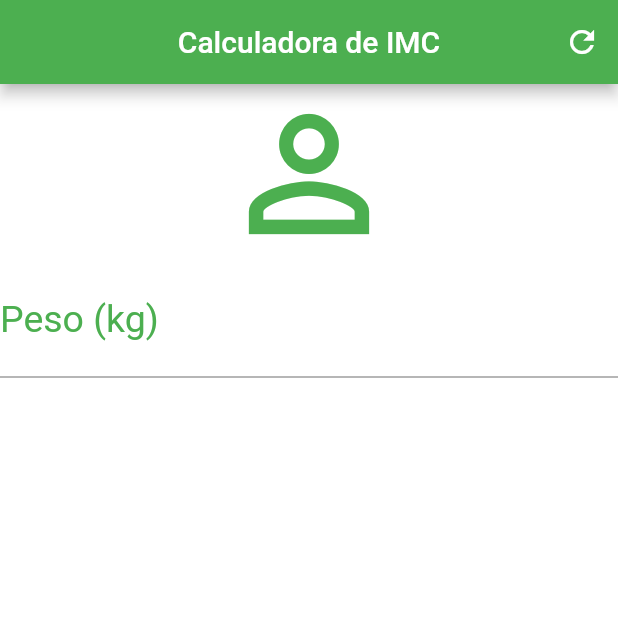
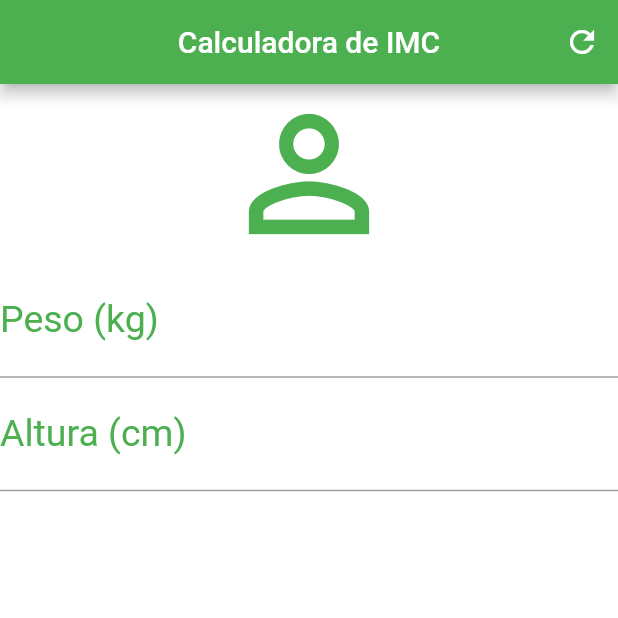
Before and after one commit to nielsonmuniz/calculo_imd, a Flutter app: the screen it shows after launch, on a phone screen of 412 x 824 dp, the top half of it. Run offline on Flutter 3.47's test engine with Material 2 defaults, Android fonts, the phone set to English and light mode, and no system bars.

Commit message:
projeto imc

```diff
--- a/lib/main.dart
+++ b/lib/main.dart
@@ -37,6 +37,14 @@ class _HomeState extends State<Home> {
             ),
           textAlign: TextAlign.center,
           style: TextStyle(color: Colors.green, fontSize: 25.0),
+          ),
+          TextField(keyboardType: TextInputType.number,
+            decoration: InputDecoration(
+              labelText: "Altura (cm)",
+              labelStyle: TextStyle(color: Colors.green),
+            ),
+            textAlign: TextAlign.center,
+            style: TextStyle(color: Colors.green, fontSize: 25.0),
           )
 
         ],
```
